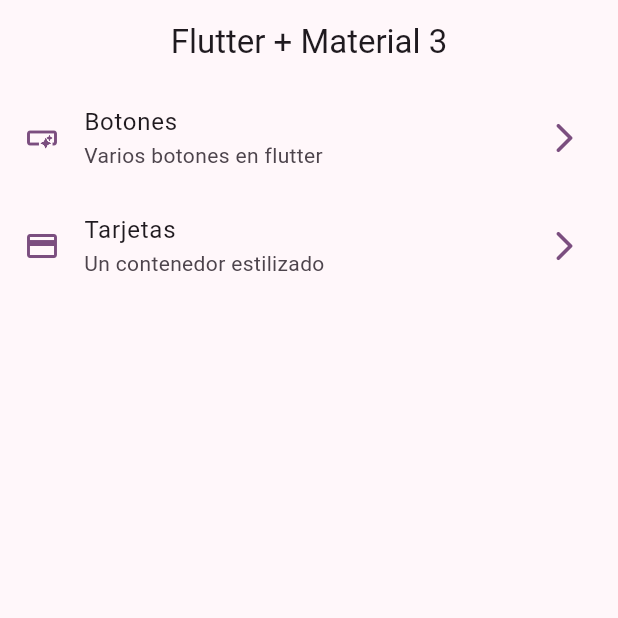
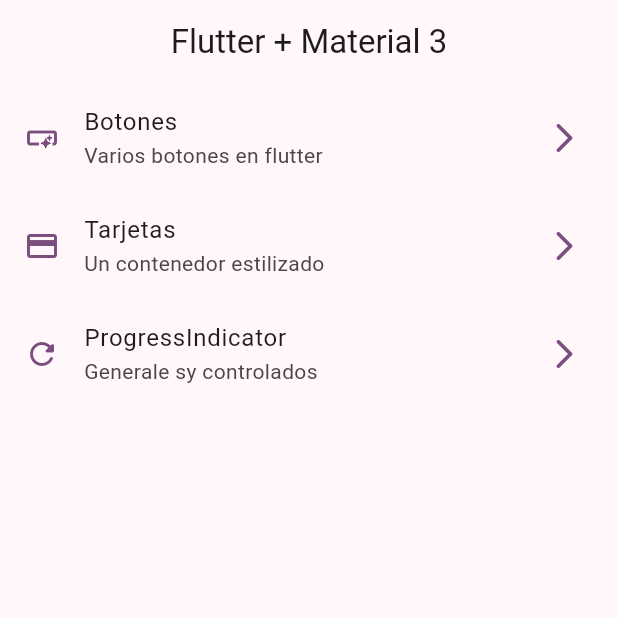
Before and after one commit to jhaineymilevis/flutter-widgets-app, a Flutter app: the screen it shows after launch, on a phone screen of 412 x 824 dp, the top half of it. Run offline on Flutter 3.47's test engine with Material 3 defaults, Android fonts, the phone set to English and light mode, and no system bars; our stand-ins replace go_router.

Commit message:
creating progress indicator view

```diff
--- a/lib/config/menu/menu_item.dart
+++ b/lib/config/menu/menu_item.dart
@@ -23,5 +23,10 @@ const appMenuItems = <MenuItem>[
       title: 'Tarjetas',
       subTitle: 'Un contenedor estilizado',
       link: '/cards',
-      icon: Icons.credit_card)
+      icon: Icons.credit_card),
+  MenuItem(
+      title: 'ProgressIndicator',
+      subTitle: 'Generale sy controlados',
+      link: '/progress',
+      icon: Icons.refresh_rounded),
 ];
--- a/lib/config/routes/app_route.dart
+++ b/lib/config/routes/app_route.dart
@@ -1,3 +1,4 @@
+import 'package:flutter_application_1/presentation/screens/progress_screen.dart';
 import 'package:go_router/go_router.dart';
 
 import '../../presentation/screens/screens.dart';
@@ -16,4 +17,8 @@ final appRouter = GoRouter(initialLocation: '/', routes: [
       name: CardsScreen.name,
       path: '/cards',
       builder: (context, state) => const CardsScreen()),
+  GoRoute(
+      name: ProgressScreen.name,
+      path: '/progress',
+      builder: (context, state) => const ProgressScreen()),
 ]);
```
Also changed, not shown: lib/presentation/screens/progress_screen.dart (+47 -0 lines).
